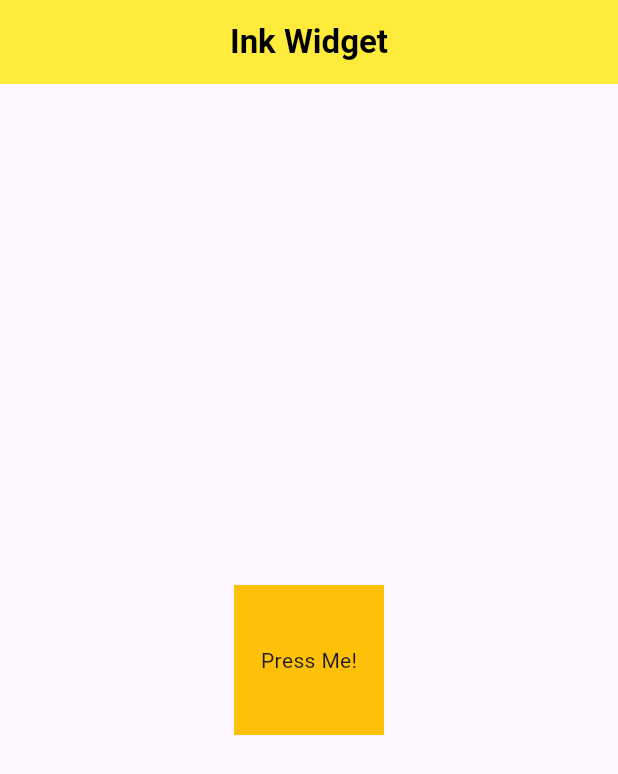
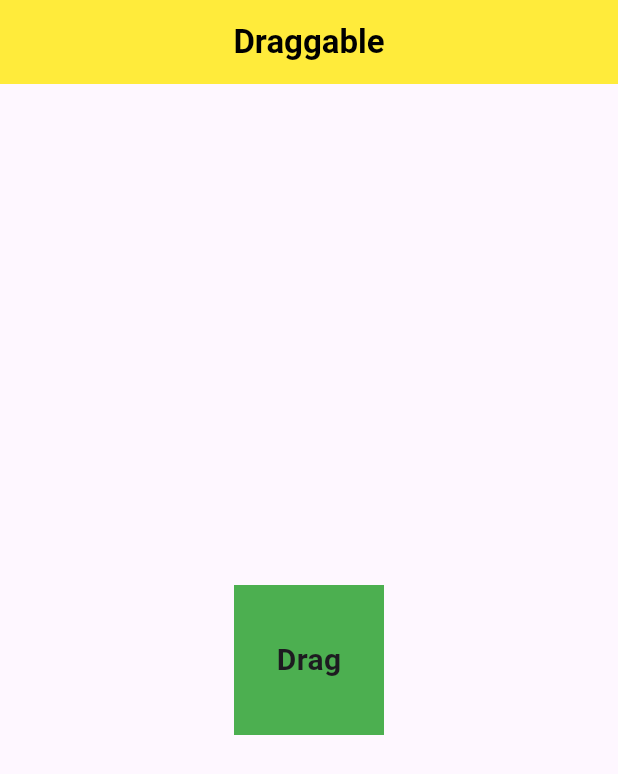
Before and after one commit to kumarbaberwal/flutter-cheatsheet, a Flutter app: the screen it shows after launch, on a phone screen of 412 x 824 dp. Shown: the top 774 px of the screen. Run offline on Flutter 3.47's test engine with Material 3 defaults, Android fonts, the phone set to English and light mode, and no system bars.

Commit message:
draggable widget

```diff
--- a/lib/main.dart
+++ b/lib/main.dart
@@ -1,4 +1,4 @@
-import 'package:cheatsheet/widgets/ink.dart';
+import 'package:cheatsheet/widgets/draggable.dart';
 import 'package:flutter/material.dart';
 
 void main() => runApp(const MyApp());
@@ -12,7 +12,7 @@
       debugShowCheckedModeBanner: false,
       theme:
           ThemeData(brightness: Brightness.light, primaryColor: Colors.yellow),
-      home: const InkWidget(),
+      home: const DraggableWidget(),
     );
   }
 }
--- a/lib/widgets/draggable.dart
+++ b/lib/widgets/draggable.dart
@@ -0,0 +1,47 @@
+import 'dart:developer';
+
+import 'package:flutter/material.dart';
+
+class DraggableWidget extends StatelessWidget {
+  const DraggableWidget({super.key});
+
+  @override
+  Widget build(BuildContext context) {
+    return Scaffold(
+      appBar: AppBar(
+        backgroundColor: Colors.yellow,
+        centerTitle: true,
+        title: const Text(
+          'Draggable',
+          style: TextStyle(fontWeight: FontWeight.bold, color: Colors.black),
+        ),
+      ),
+      body: Center(
+        child: Draggable(
+            feedback: Container(
+              height: 300,
+              width: 300,
+              color: Colors.green.withOpacity(0.5),
+              child: const Center(
+                child: Text('Dragging'),
+              ),
+            ),
+            childWhenDragging: Container(),
+            onDragStarted: () {
+              log('Dragging the Box');
+            },
+            child: Container(
+              height: 100,
+              width: 100,
+              color: Colors.green,
+              child: const Center(
+                child: Text(
+                  'Drag',
+                  style: TextStyle(fontWeight: FontWeight.bold, fontSize: 20),
+                ),
+              ),
+            )),
+      ),
+    );
+  }
+}
```
